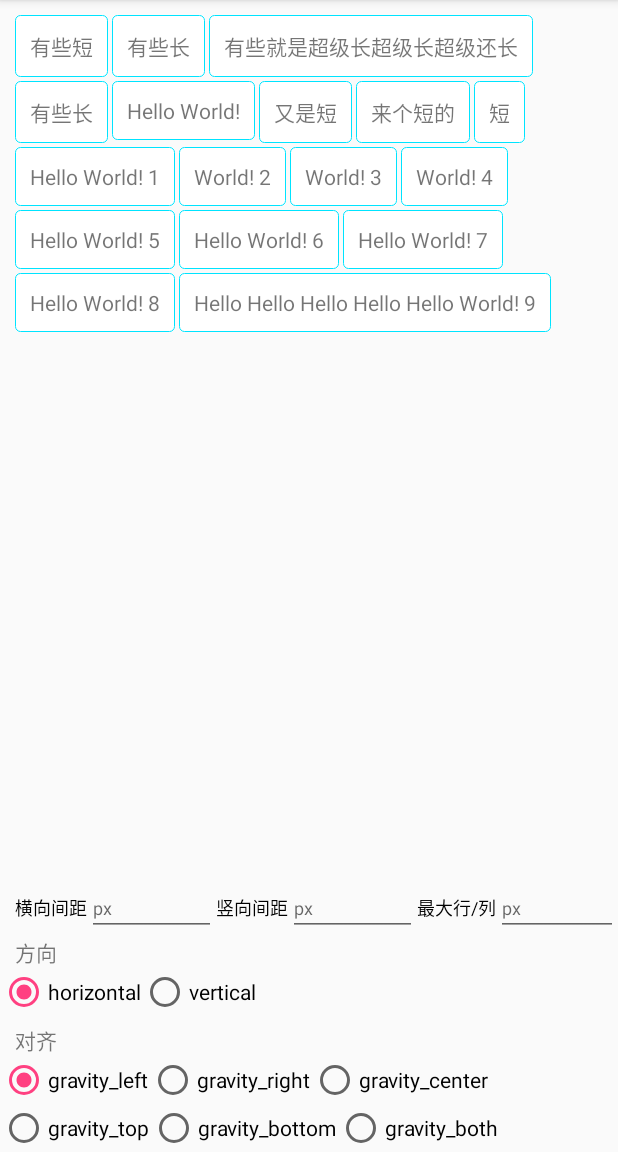
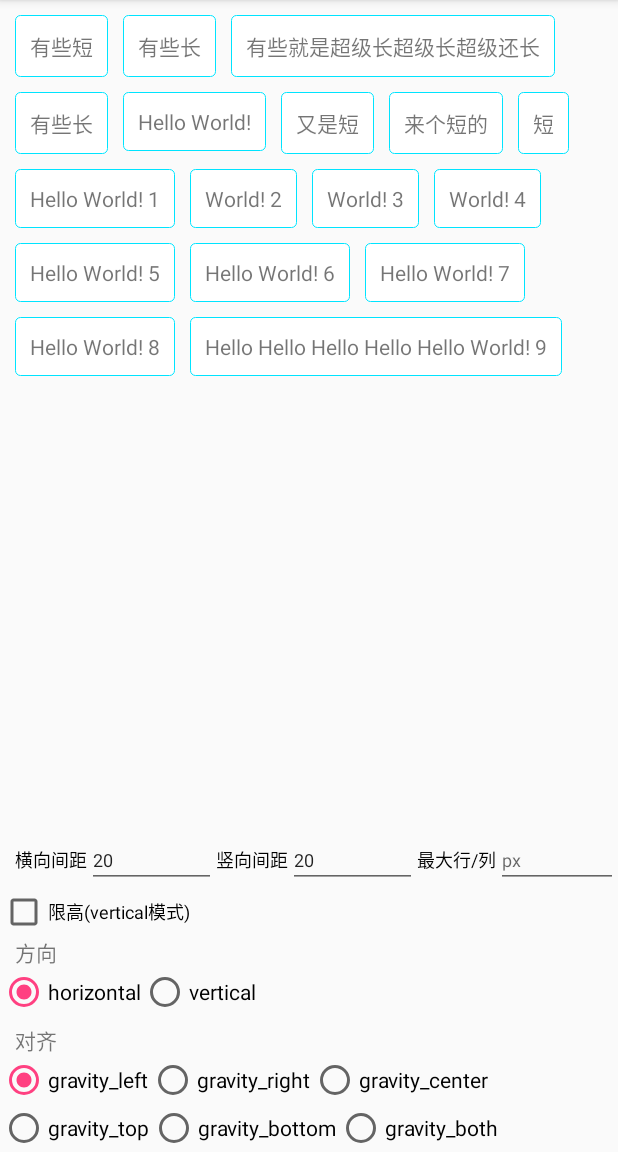
Before and after one commit to stars2011/DynamicViewGroup, an Android app: the screen it shows after launch (SampleActivity), on a phone screen of 412 x 824 dp, the part 84-1236 px from its top. Run offline under Robolectric (Android 15) with nearby library versions, the phone set to English and light mode, and no system bars.

Commit message:
limit height in vertical mode

```diff
--- a/app/src/main/res/layout/activity_sample.xml
+++ b/app/src/main/res/layout/activity_sample.xml
@@ -8,20 +8,21 @@
     tools:context="com.stars2011.dynamicviewgroupdemo.SampleActivity">
 
     <ScrollView
+        android:id="@+id/scrollView"
         android:layout_width="match_parent"
         android:layout_height="0dp"
         android:layout_weight="1">
 
         <com.stars2011.dynamicviewgroup.DynamicViewGroup
             android:id="@+id/dynamic_view_group"
-            android:layout_width="wrap_content"
+            android:layout_width="match_parent"
             android:layout_height="wrap_content"
             android:padding="10dp"
             android:visibility="visible"
             app:gravity="gravity_left"
-            app:horizontal_spacing="3dp"
+            app:horizontal_spacing="10dp"
             app:orientation="horizontal"
-            app:vertical_spacing="3dp">
+            app:vertical_spacing="10dp">
 
             <TextView
                 android:layout_width="wrap_content"
@@ -189,6 +190,7 @@
                 android:layout_height="wrap_content"
                 android:hint="px"
                 android:inputType="number"
+                android:text="20"
                 android:textSize="12sp" />
 
         </LinearLayout>
@@ -214,6 +216,7 @@
                 android:layout_height="wrap_content"
                 android:hint="px"
                 android:inputType="number"
+                android:text="20"
                 android:textSize="12sp" />
 
         </LinearLayout>
@@ -244,6 +247,14 @@
         </LinearLayout>
 
     </LinearLayout>
+
+    <!--限高-->
+    <CheckBox
+        android:id="@+id/cb_limit"
+        android:layout_width="wrap_content"
+        android:layout_height="wrap_content"
+        android:text="限高(vertical模式)"
+        android:textSize="12sp" />
 
     <!--排列方式-->
     <TextView
```
Also changed, not shown: app/src/main/java/com/stars2011/dynamicviewgroupdemo/SampleActivity.java (+51 -18 lines).
